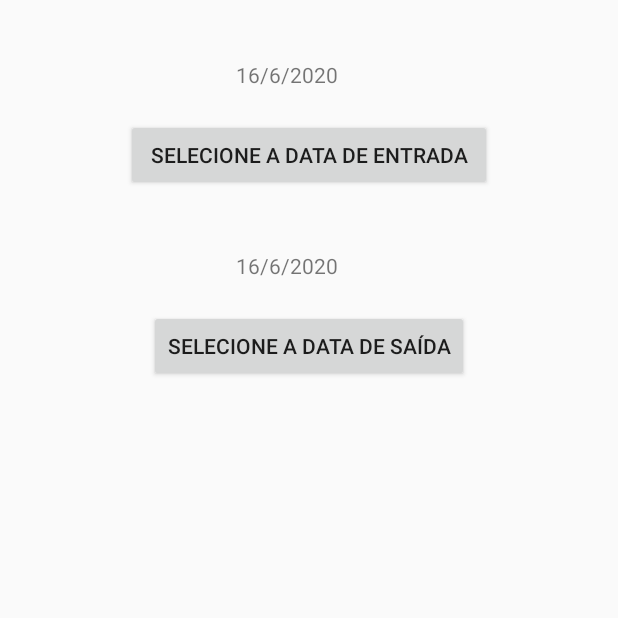
After one commit to ThiagoMiranda27/Best-Hotel-Finder, an Android app: the TestActivity screen opened directly, with no data from a screen before it, on a phone screen of 412 x 824 dp, the top half of it. The commit adds this screen. Run offline under Robolectric (Android 15) with nearby library versions, the phone set to English and light mode, and no system bars.

Commit message:
Adicionado input para as datas de chegada/saida

```diff
--- a/app/src/main/AndroidManifest.xml
+++ b/app/src/main/AndroidManifest.xml
@@ -9,7 +9,8 @@
         android:roundIcon="@mipmap/ic_launcher_round"
         android:supportsRtl="true"
         android:theme="@style/AppTheme">
-        <activity android:name=".UserActivity"></activity>
+        <activity android:name=".TestActivity"></activity>
+        <activity android:name=".UserActivity" />
         <activity android:name=".MainActivity">
             <intent-filter>
                 <action android:name="android.intent.action.MAIN" />
--- a/app/src/main/java/com/example/besthotelfinder/MainActivity.java
+++ b/app/src/main/java/com/example/besthotelfinder/MainActivity.java
@@ -2,13 +2,26 @@ package com.example.besthotelfinder;
 
 import androidx.appcompat.app.AppCompatActivity;
 
+import android.content.Intent;
 import android.os.Bundle;
+import android.view.View;
+import android.widget.Button;
 
 public class MainActivity extends AppCompatActivity {
+
+
 
     @Override
     protected void onCreate(Bundle savedInstanceState) {
         super.onCreate(savedInstanceState);
         setContentView(R.layout.activity_main);
+        Button btn_Entrar = (Button) findViewById(R.id.btn_Entrar);
+        btn_Entrar.setOnClickListener(new View.OnClickListener() {
+            @Override
+            public void onClick(View view) {
+                Intent intent = new Intent(view.getContext(), TestActivity.class);
+                startActivity(intent);
+            }
+        });
     }
 }
--- /dev/null
+++ b/app/src/main/java/com/example/besthotelfinder/TestActivity.java
@@ -0,0 +1,179 @@
+package com.example.besthotelfinder;
+
+import android.app.Activity;
+import android.app.DatePickerDialog;
+import android.app.Dialog;
+import android.os.Bundle;
+import android.view.View;
+import android.widget.Button;
+import android.widget.DatePicker;
+import android.widget.TextView;
+
+import java.util.Calendar;
+
+public class TestActivity extends Activity /*AppCompatActivity*/ /*implements View.OnClickListener*/ {
+
+
+    Calendar calendar_dataAtual;
+    TextView tv_DataAtual;
+
+
+    static final int DATE_ID = 0;
+
+
+    @Override
+    protected void onCreate(Bundle savedInstanceState) {
+        super.onCreate(savedInstanceState);
+        setContentView(R.layout.activity_test);
+        final Calendar dataInicio;
+        final Calendar dataFim;
+        Button btnEntrada = (Button) findViewById(R.id.btn_DataEntrada);
+        Button btnSaida = (Button) findViewById(R.id.btn_DataSaida);
+        final TextView tv_Entrada = (TextView) findViewById(R.id.tv_dataEntrada);
+        final TextView tv_Saida = (TextView) findViewById(R.id.tv_dataSaida);
+
+        dataInicio = Calendar.getInstance();
+
+        btnEntrada.setOnClickListener(new View.OnClickListener() {
+            @Override
+            public void onClick(View view) {
+
+                mostrarData(tv_Entrada, dataInicio);
+            }
+        });
+
+        dataFim = Calendar.getInstance();
+
+        btnSaida.setOnClickListener(new View.OnClickListener() {
+            @Override
+            public void onClick(View view) {
+                mostrarData(tv_Saida, dataFim);
+            }
+        });
+        atualizar(tv_Entrada, dataInicio);
+        atualizar(tv_Saida, dataFim);
+    }
+
+
+
+        public void atualizar(TextView data, Calendar calendar){
+            data.setText(new StringBuilder().append(calendar.get(Calendar.DAY_OF_MONTH)).append("/")
+                                            .append(calendar.get(Calendar.MONTH)+1).append("/")
+                                            .append(calendar.get(Calendar.YEAR)).append(" "));
+        }
+
+
+        public void mostrarData(TextView tv_data, Calendar calendar) {
+
+            tv_DataAtual = tv_data;
+            calendar_dataAtual = calendar;
+            showDialog(DATE_ID);
+        }
+
+        private DatePickerDialog.OnDateSetListener dateSetListener = new DatePickerDialog.OnDateSetListener() {
+            @Override
+            public void onDateSet(DatePicker datePicker, int ano, int mes, int dia) {
+                calendar_dataAtual.set(Calendar.YEAR, ano);
+                calendar_dataAtual.set(Calendar.MONTH, mes);
+                calendar_dataAtual.set(Calendar.DAY_OF_MONTH, dia);
+                atualizar(tv_DataAtual, calendar_dataAtual);
+                unDisplay();
+            }
+        };
+
+        private void unDisplay() {
+            tv_DataAtual = null;
+            calendar_dataAtual = null;
+        }
+
+        @Override
+        protected Dialog onCreateDialog(int id) {
+
+            switch (id){
+                case DATE_ID:
+                    return new DatePickerDialog((this), dateSetListener, calendar_dataAtual.get(Calendar.YEAR), calendar_dataAtual.get(Calendar.MONTH), calendar_dataAtual.get(Calendar.DAY_OF_MONTH));
+        }
+            return null;
+        }
+
+        @Override
+        protected void onPrepareDialog(int id, Dialog dialog) {
+            super.onPrepareDialog(id, dialog);
+            switch (id) {
+                case DATE_ID:
+                    ((DatePickerDialog) dialog).updateDate(calendar_dataAtual.get(Calendar.YEAR), calendar_dataAtual.get(Calendar.MONTH), calendar_dataAtual.get(Calendar.DAY_OF_MONTH));
+                    break;
+            }
+        }
+//        dataInicio = new DatePickerDialog.OnDateSetListener() {
+//            @Override
+//            public void onDateSet(DatePicker datePicker, int inicio_year, int inicio_month, int inicio_day) {
+//                Calendar c = Calendar.getInstance();
+//
+//                c.set(Calendar.YEAR, inicio_year);
+//                c.set(Calendar.MONTH, inicio_month);
+//                c.set(Calendar.DAY_OF_MONTH, inicio_day);
+//
+//                String date = DateFormat.getDateInstance().format(c.getTime());
+//
+//                TextView tvDataEntrada = findViewById(R.id.tv_dataEntrada);
+//                tvDataEntrada.setText(date);
+//
+//                DialogFragment dataPicker = new DataPicker();
+//                dataPicker.show(getSupportFragmentManager(), "DataPicker");
+//
+//            }
+        };
+
+//    dataFim = new DatePickerDialog.OnDateSetListener() {
+//        @Override
+//        public void onDateSet(DatePicker datePicker, int fim_year, int fim_month, int day) {
+//                Calendar c = Calendar.getInstance();
+//
+//                c.set(Calendar.YEAR, fim_year);
+//                c.set(Calendar.MONTH, fim_month);
+//                c.set(Calendar.DAY_OF_MONTH, day);
+//
+//                String date = DateFormat.getDateInstance().format(c.getTime());
+//
+//                TextView tvDataSaida = findViewById(R.id.tv_dataSaida);
+//                tvDataSaida.setText(date);
+//
+//                DialogFragment dataPicker = new DataPicker();
+//                dataPicker.show(getSupportFragmentManager(), "DataPicker");
+//
+//            }
+//        };
+//
+//    }
+//
+//    public void onClick(View v) {
+//
+//
+//        switch (v.getId()){
+//
+//            case R.id.btn_DataEntrada:
+//                onDateSet(year,month,day);
+//                TextView tvEntrada = findViewById(R.id.tv_dataEntrada);
+//                tvEntrada.setText(date);
+//
+//            case R.id.btn_DataSaida:
+//
+//        }
+//
+//
+//    }
+
+//    Calendar c = Calendar.getInstance();
+//    int year = c.get(Calendar.YEAR);
+//    int month = c.get(Calendar.MONTH);
+//    int day = c.get(Calendar.DAY_OF_MONTH);
+//
+//        c.set(Calendar.YEAR, year);
+//                c.set(Calendar.MONTH, month);
+//                c.set(Calendar.DAY_OF_MONTH, day);
+//                String date = DateFormat.getDateInstance().format(c.getTime());
+//                TextView tvSaida = findViewById(R.id.tv_dataSaida);
+//                tvSaida.setText(date);
+//                DialogFragment dataPicker = new DataPicker();
+//                dataPicker.show(getSupportFragmentManager(), "DataPicker");
--- a/app/src/main/java/com/example/besthotelfinder/UserActivity.java
+++ b/app/src/main/java/com/example/besthotelfinder/UserActivity.java
@@ -2,6 +2,7 @@ package com.example.besthotelfinder;
 
 import androidx.appcompat.app.AppCompatActivity;
 import android.os.Bundle;
+
 import android.widget.EditText;
 import android.widget.TextView;
 
@@ -19,5 +20,7 @@ EditText etDataFim;
 
 
 
+
+
     }
 }
--- a/app/src/main/res/layout/activity_main.xml
+++ b/app/src/main/res/layout/activity_main.xml
@@ -45,9 +45,11 @@
     </RadioGroup>
 
     <Button
+        android:id="@+id/btn_Entrar"
         android:layout_width="wrap_content"
         android:layout_height="wrap_content"
         android:text="Entrar"
+        android:onClick="toTestActivity"
         app:layout_constraintBottom_toBottomOf="parent"
         app:layout_constraintHorizontal_bias="0.498"
         app:layout_constraintLeft_toLeftOf="parent"
--- /dev/null
+++ b/app/src/main/res/layout/activity_test.xml
@@ -0,0 +1,69 @@
+<?xml version="1.0" encoding="utf-8"?>
+<androidx.constraintlayout.widget.ConstraintLayout xmlns:android="http://schemas.android.com/apk/res/android"
+    xmlns:app="http://schemas.android.com/apk/res-auto"
+    xmlns:tools="http://schemas.android.com/tools"
+    android:layout_width="match_parent"
+    android:layout_height="match_parent"
+    tools:context=".TestActivity">
+
+<androidx.constraintlayout.widget.ConstraintLayout
+    android:id="@+id/cl_DataEntrada"
+    android:layout_width="wrap_content"
+    android:layout_height="wrap_content"
+    app:layout_constraintTop_toTopOf="parent"
+    app:layout_constraintLeft_toLeftOf="parent"
+    app:layout_constraintRight_toRightOf="parent">
+    <TextView
+        android:id="@+id/tv_dataEntrada"
+        android:layout_width="wrap_content"
+        android:layout_height="wrap_content"
+        app:layout_constraintTop_toTopOf="parent"
+        app:layout_constraintLeft_toLeftOf="parent"
+        app:layout_constraintRight_toRightOf="parent"
+        app:layout_constraintBottom_toTopOf="@id/btn_DataEntrada"
+        android:layout_marginTop="40dp"
+        android:hint="Ex: 09/09/2020"
+        />
+
+    <Button
+        android:id="@+id/btn_DataEntrada"
+        android:layout_width="244dp"
+        android:layout_height="wrap_content"
+        app:layout_constraintTop_toBottomOf="@id/tv_dataEntrada"
+        app:layout_constraintLeft_toLeftOf="parent"
+        app:layout_constraintRight_toRightOf="parent"
+        android:layout_marginTop="20dp"
+        android:text="Selecione a data de Entrada" />
+</androidx.constraintlayout.widget.ConstraintLayout>
+
+    <androidx.constraintlayout.widget.ConstraintLayout
+        android:id="@+id/cl_DataSaida"
+        android:layout_width="wrap_content"
+        android:layout_height="wrap_content"
+        app:layout_constraintTop_toBottomOf="@id/cl_DataEntrada"
+        app:layout_constraintRight_toRightOf="parent"
+        app:layout_constraintLeft_toLeftOf="parent"
+        android:layout_marginTop="40dp"
+        >
+        <TextView
+            android:id="@+id/tv_dataSaida"
+            android:layout_width="wrap_content"
+            android:layout_height="wrap_content"
+            android:hint="Ex: 09/10/2020"
+            app:layout_constraintRight_toRightOf="@id/cl_DataSaida"
+            app:layout_constraintTop_toTopOf="@id/cl_DataSaida"
+            app:layout_constraintLeft_toLeftOf="@id/cl_DataSaida"
+            />
+        <Button
+            android:id="@+id/btn_DataSaida"
+            android:layout_width="wrap_content"
+            android:layout_height="wrap_content"
+            android:text="Selecione a data de Saída"
+            app:layout_constraintTop_toBottomOf="@id/tv_dataSaida"
+            app:layout_constraintRight_toRightOf="@id/cl_DataSaida"
+            app:layout_constraintLeft_toLeftOf="@id/cl_DataSaida"
+            app:layout_constraintBottom_toBottomOf="@id/cl_DataSaida"
+            android:layout_marginTop="20dp"
+            />
+    </androidx.constraintlayout.widget.ConstraintLayout>
+</androidx.constraintlayout.widget.ConstraintLayout>
```
Also changed, not shown: app/src/main/java/com/example/besthotelfinder/DataPicker.java (added, +43 -0 lines).
